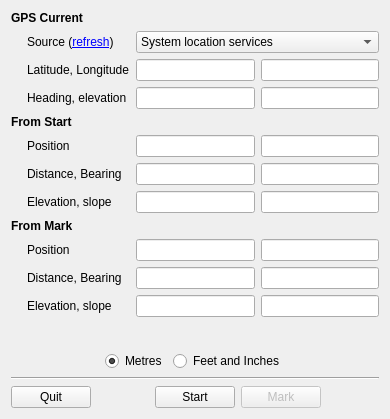
Above: simplesurvey.ui from SNEKABCA/simplesurvey before the change. Below: the same form after it.
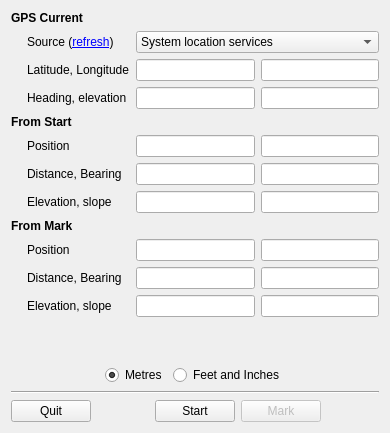
That is the form after the change.

Commit message: slowly getting there. I think there's a bug in the qt nmea parsing

The edit to the form file:
```diff
--- a/simplesurvey.ui
+++ b/simplesurvey.ui
@@ -7,7 +7,7 @@
     <x>0</x>
     <y>0</y>
     <width>390</width>
-    <height>419</height>
+    <height>433</height>
    </rect>
   </property>
   <property name="windowTitle">
```
Left out of the diff: 2 changed lines with no effect on the pictures. The commit also changes 2 other files.
